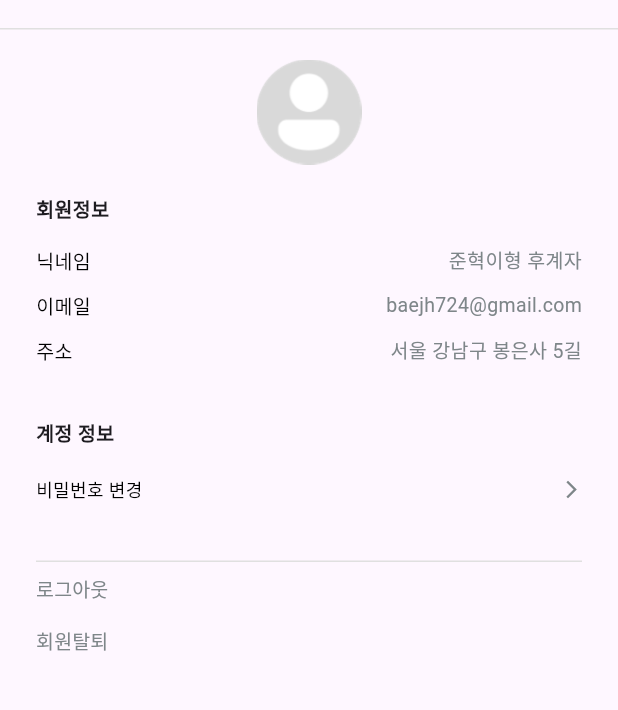
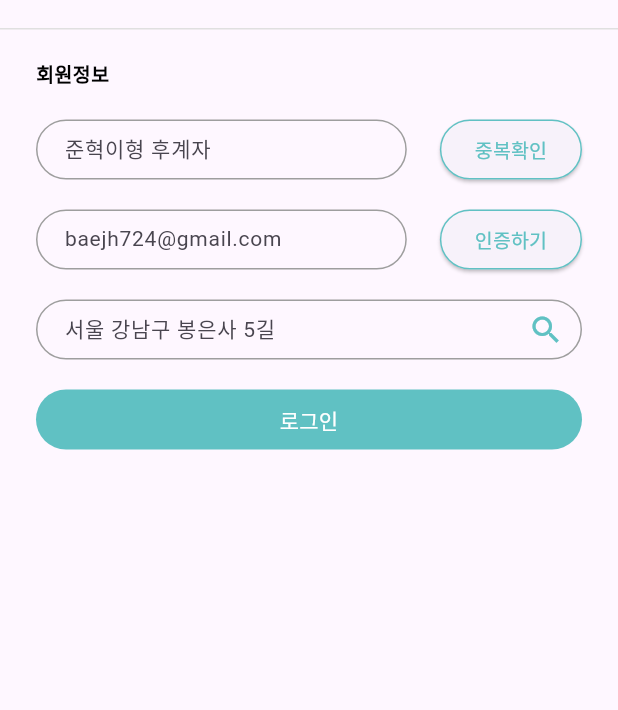
Before and after one commit to team-HHHH/Front, a Flutter app: the screen it shows after launch, on a phone screen of 412 x 824 dp, the part 56-766 px from its top. Run offline on Flutter 3.47's test engine with Material 3 defaults, Android fonts, the phone set to English and light mode, and no system bars; our stand-ins replace webview_flutter.

Commit message:
회원정보 수정2 페이지 완성

```diff
--- /dev/null
+++ b/lib/Components/ButtonContainer.dart
@@ -0,0 +1,100 @@
+import 'package:flutter/material.dart';
+import './UtilityJH.dart';
+import '../ConfigJH.dart';
+
+class BlueButton extends StatefulWidget {
+  final TextEditingController controller;
+  final String hint_text;
+  final BuildContext context;
+  final String buttonName;
+  final String type1;
+  final String type2;
+
+  BlueButton(
+      {required this.controller,
+      required this.hint_text,
+      required this.context,
+      required this.buttonName,
+      required this.type1,
+      required this.type2});
+
+  @override
+  _BlueButtonState createState() => _BlueButtonState();
+}
+
+class _BlueButtonState extends State<BlueButton> {
+  int isCheck = 0; // 초기 상태
+
+  @override
+  Widget build(BuildContext context) {
+    return Column(
+      crossAxisAlignment: CrossAxisAlignment.start,
+      children: [
+        Row(
+          mainAxisAlignment: MainAxisAlignment.spaceBetween,
+          children: [
+            grayInput(widget.controller, widget.hint_text, widget.context),
+            Container(
+              width: MediaQuery.of(context).size.width * 0.02,
+            ), //margin
+            Container(
+              width: MediaQuery.of(context).size.width * 0.23,
+              height: 40,
+              child: ElevatedButton(
+                onPressed: () {
+                  setState(() {
+                    // 로직 추가
+                    isCheck = (isCheck + 1) % 3;
+                  });
+                },
+                style: ElevatedButton.styleFrom(
+                  padding: EdgeInsets.all(0.0),
+                  shape: RoundedRectangleBorder(
+                    borderRadius: BorderRadius.circular(25.0),
+                    side: const BorderSide(
+                      color: Color(SSU_BLUE), // 버튼 테두리 색상
+                      width: 1.0, // 버튼 테두리 두께
+                    ),
+                  ),
+                ),
+                child: Center(
+                  child: Text(
+                    widget.buttonName,
+                    style: const TextStyle(
+                        fontSize: 13, // 텍스트 크기
+                        color: Color(SSU_BLUE)),
+                  ),
+                ),
+              ),
+            ),
+          ],
+        ),
+        if (isCheck == 1)
+          Container(
+              height: 30,
+              child: Text(
+                widget.type1,
+                style: const TextStyle(
+                    fontSize: 11,
+                    color: Colors.red,
+                    fontWeight: FontWeight.bold),
+              ))
+        else if (isCheck == 2)
+          Container(
+            height: 30,
+            child: Text(
+              widget.type2,
+              style: const TextStyle(
+                  fontSize: 11,
+                  color: Colors.blue,
+                  fontWeight: FontWeight.bold),
+            ),
+          )
+        else
+          Container(
+            height: 20,
+          )
+      ],
+    );
+  }
+}
--- a/lib/Components/UtilityJH.dart
+++ b/lib/Components/UtilityJH.dart
@@ -1,5 +1,7 @@
+import 'package:flutter/cupertino.dart';
 import 'package:flutter/material.dart';
 import '../ConfigJH.dart';
+import './Webview.dart';
 
 // Custom GestureDetector with Row
 Widget profileNaviBar(String text, String gotos) {
@@ -118,41 +120,7 @@ AppBar topBarDefault(String text, String buttonName, String gotoUrl) {
                 fontSize: 12,
               ),
             )),
-      ]
-      /*
-    Row(
-      mainAxisAlignment: MainAxisAlignment.spaceBetween,
-      children: [
-        const Icon(
-          Icons.arrow_back,
-          size: 20,
-          color: Color(SSU_BLUE),
-        ),
-        Padding(
-          padding: EdgeInsets.all(8.0),
-          child: Text(
-            text,
-            style: const TextStyle(
-              color: Color(SSU_BLUE),
-              fontSize: 14,
-              fontWeight: FontWeight.bold,
-            ),
-            overflow: TextOverflow.ellipsis,
-          ),
-        ),
-        TextButton(
-          onPressed: () {
-            debugPrint("tapbar " + gotoUrl + "로 이동합니다");
-          },
-          child: Text(buttonName),
-          style: TextButton.styleFrom(
-            backgroundColor: null,
-          ),
-        ),
-      ],
-    ),
-    */
-      );
+      ]);
 }
 
 Widget keyValueText(String key, String value) {
@@ -200,3 +168,81 @@ Widget grayTextButton(String name, String url) {
     ),
   );
 }
+
+Widget grayInputLongWithSearch(
+    TextEditingController controller, String hintText, BuildContext context) {
+  return Container(
+      //width: double.infinity,
+      width: MediaQuery.of(context).size.width * 0.9,
+      height: 40,
+      child: TextFormField(
+          controller: controller,
+          style: const TextStyle(
+            color: Colors.black,
+            fontSize: 14,
+          ),
+          decoration: InputDecoration(
+              hintText: hintText,
+              contentPadding: const EdgeInsets.fromLTRB(15, 0, 0, 5),
+              border: OutlineInputBorder(
+                borderRadius: BorderRadius.circular(25),
+                borderSide:
+                    const BorderSide(color: Colors.grey), // 비활성화 상태의 테두리 색상
+              ),
+              enabledBorder: OutlineInputBorder(
+                  borderRadius: BorderRadius.circular(25),
+                  borderSide:
+                      const BorderSide(color: Colors.grey) // 활성화 상태의 테두리 색상
+                  ),
+              focusedBorder: OutlineInputBorder(
+                borderRadius: BorderRadius.circular(25),
+                borderSide: BorderSide(
+                  color: Theme.of(context).primaryColor,
+                  width: 2.0,
+                ), // 포커스 상태에서 테두리 색상
+              ),
+              suffixIcon: IconButton(
+                  icon: const Icon(
+                    Icons.search,
+                    color: Color(SSU_BLUE),
+                  ),
+                  onPressed: () {
+                    debugPrint("web view");
+                    //showAddressSearchDialog(context);
+                  }))));
+}
+
+Widget grayInput(
+    TextEditingController controller, String hintText, BuildContext context) {
+  return Container(
+      //width: double.infinity,
+      width: MediaQuery.of(context).size.width * 0.6,
+      height: 40,
+      child: TextFormField(
+          controller: controller,
+          style: const TextStyle(
+            color: Colors.black,
+            fontSize: 14,
+          ),
+          decoration: InputDecoration(
+            hintText: hintText,
+            contentPadding: const EdgeInsets.fromLTRB(15, 0, 0, 5),
+            border: OutlineInputBorder(
+              borderRadius: BorderRadius.circular(25),
+              borderSide:
+                  const BorderSide(color: Colors.grey), // 비활성화 상태의 테두리 색상
+            ),
+            enabledBorder: OutlineInputBorder(
+                borderRadius: BorderRadius.circular(25),
+                borderSide:
+                    const BorderSide(color: Colors.grey) // 활성화 상태의 테두리 색상
+                ),
+            focusedBorder: OutlineInputBorder(
+              borderRadius: BorderRadius.circular(25),
+              borderSide: BorderSide(
+                color: Theme.of(context).primaryColor,
+                width: 2.0,
+              ), // 포커스 상태에서 테두리 색상
+            ),
+          )));
+}
--- /dev/null
+++ b/lib/Components/Webview.dart
@@ -0,0 +1,29 @@
+import 'package:flutter/material.dart';
+import 'package:webview_flutter/webview_flutter.dart';
+
+void showAddressSearchDialog(BuildContext context) {
+  showDialog(
+    context: context,
+    builder: (BuildContext context) {
+      return AlertDialog(
+        title: Text('주소 검색'),
+        content: Container(
+          width: double.maxFinite,
+          height: 400, // 원하는 높이
+          child: WebView(
+            initialUrl: 'https://map.kakao.com/', // 카카오 지도 주소
+            javascriptMode: JavascriptMode.unrestricted,
+          ),
+        ),
+        actions: [
+          TextButton(
+            onPressed: () {
+              Navigator.of(context).pop();
+            },
+            child: Text('닫기'),
+          ),
+        ],
+      );
+    },
+  );
+}
--- a/lib/ConfigJH.dart
+++ b/lib/ConfigJH.dart
@@ -1,2 +1,7 @@
 const int SSU_BLUE = 0xFF60C1C3;
 const int GRAY = 0xFF7E8689;
+
+class StringPointer {
+  String value;
+  StringPointer(this.value);
+}
--- /dev/null
+++ b/lib/Screens/profileEdit_screen.dart
@@ -0,0 +1,129 @@
+import 'dart:convert';
+import 'package:scheduler/Components/ButtonContainer.dart';
+
+import '../ConfigJH.dart';
+import '../Components/UtilityJH.dart';
+import 'package:flutter/material.dart';
+import 'package:http/http.dart' as http;
+
+class ProfileEditScreen extends StatefulWidget {
+  const ProfileEditScreen({super.key});
+
+  @override
+  State<ProfileEditScreen> createState() => _ProfileEditScreenState();
+}
+
+class _ProfileEditScreenState extends State<ProfileEditScreen> {
+  String _userImg = "assets/images/DefaultProfile.png";
+
+  String _userNickName = "준혁이형 후계자";
+  String _userEmail = "baejh724@gmail.com";
+  String _userAddr = "서울 강남구 봉은사 5길";
+
+  final _formKey = GlobalKey<FormState>(); // Form 위젯을 위해 사용.
+  final TextEditingController _newNicknameController = TextEditingController();
+  final TextEditingController _newEmailController = TextEditingController();
+  final TextEditingController _newAddressController = TextEditingController();
+
+  // 로그인 버튼 누를 시 수행.
+  void handleLogin() async {
+    final url = Uri.parse("");
+    final response = await http.post(
+      url,
+      headers: {
+        'Content-Type': 'application/json',
+      },
+      body: jsonEncode(
+        <String, String>{
+          "nickname": _newNicknameController.text,
+          "address": _newEmailController.text,
+        },
+      ),
+    );
+
+    if (response.statusCode == 200) {
+      final Map<String, dynamic> responseData = jsonDecode(response.body);
+
+      // result 객체 추출
+      final Map<String, dynamic> result = responseData['result'];
+      final int resultCode = result['resultCode'];
+      final String resultMessage = result['resultMessage'];
+
+      // body 객체 추출
+      final Map<String, dynamic> body = responseData['body'];
+      final String isFirstLogin = body['isFirstLogin'];
+
+      final headers = response.headers;
+      final accessToken = headers["Authorization"];
+      final refreshToken = headers["refresh"];
+    }
+  }
+
+  @override
+  Widget build(BuildContext context) {
+    return Scaffold(
+      appBar: topBarDefault("회원정보 수정", "수정", "준혁이형 뭐하노 url"),
+      body: Padding(
+        padding: const EdgeInsets.symmetric(horizontal: 24, vertical: 0),
+        child: Column(
+          crossAxisAlignment: CrossAxisAlignment.start,
+          children: [
+            Container(
+              height: 20, //마진
+            ),
+            Container(
+              height: 40,
+              child: const Text(
+                "회원정보",
+                style: TextStyle(
+                  fontSize: 13,
+                  color: Colors.black,
+                  fontWeight: FontWeight.bold,
+                ),
+              ),
+            ),
+            BlueButton(
+                controller: _newNicknameController,
+                hint_text: _userNickName,
+                context: context,
+                buttonName: "중복확인",
+                type1: "닉네임이 중복됩니다",
+                type2: "닉네임이 중복되지 않습니다"),
+            BlueButton(
+                controller: _newEmailController,
+                hint_text: _userEmail,
+                context: context,
+                buttonName: "인증하기",
+                type1: "일치하지 않는 코드입니다",
+                type2: "인증에 성공하셨습니다"),
+            grayInputLongWithSearch(_newAddressController, _userAddr, context),
+
+            /*** 제출 ****/
+            Container(
+              height: 20, //마진
+            ),
+            SizedBox(
+              width: double.infinity,
+              height: 40,
+              child: TextButton(
+                onPressed: () {
+                  _formKey.currentState!.save();
+                },
+                style: TextButton.styleFrom(
+                  splashFactory: NoSplash.splashFactory,
+                  backgroundColor: Theme.of(context).primaryColor,
+                ),
+                child: const Text(
+                  "로그인",
+                  style: TextStyle(
+                    color: Colors.white,
+                  ),
+                ),
+              ),
+            ),
+          ],
+        ),
+      ),
+    );
+  }
+}
--- a/lib/Screens/profile_screen.dart
+++ b/lib/Screens/profile_screen.dart
@@ -84,6 +84,8 @@ class _ProfileScreenState extends State<ProfileScreen> {
             //구분 선 두는겨
             profileNaviBar("비밀번호 변경", "/change/password"),
 
+            /************* 부가정보  *************/
+
             Container(
               height: 30,
             ), //Margin
--- a/lib/main.dart
+++ b/lib/main.dart
@@ -1,6 +1,7 @@
 import 'package:flutter/material.dart';
 import 'package:scheduler/Screens/login_screen.dart';
 import 'package:scheduler/Screens/mypage_screen.dart';
+import 'package:scheduler/Screens/profileEdit_screen.dart';
 import 'package:scheduler/Screens/profile_screen.dart';
 
 void main() {
@@ -20,7 +21,8 @@ class MyApp extends StatelessWidget {
       ),
       //home: const LoginScreen(),
       //home: const MypageScreen(),
-      home: const ProfileScreen(),
+      //home: const ProfileScreen(),
+      home: const ProfileEditScreen(),
     );
   }
 }
--- a/pubspec.yaml
+++ b/pubspec.yaml
@@ -30,6 +30,7 @@ environment:
 dependencies:
   flutter:
     sdk: flutter
+  webview_flutter: ^3.0.0
 
 
   # The following adds the Cupertino Icons font to your application.
```
Also changed, not shown: pubspec.lock, 8 other files.
